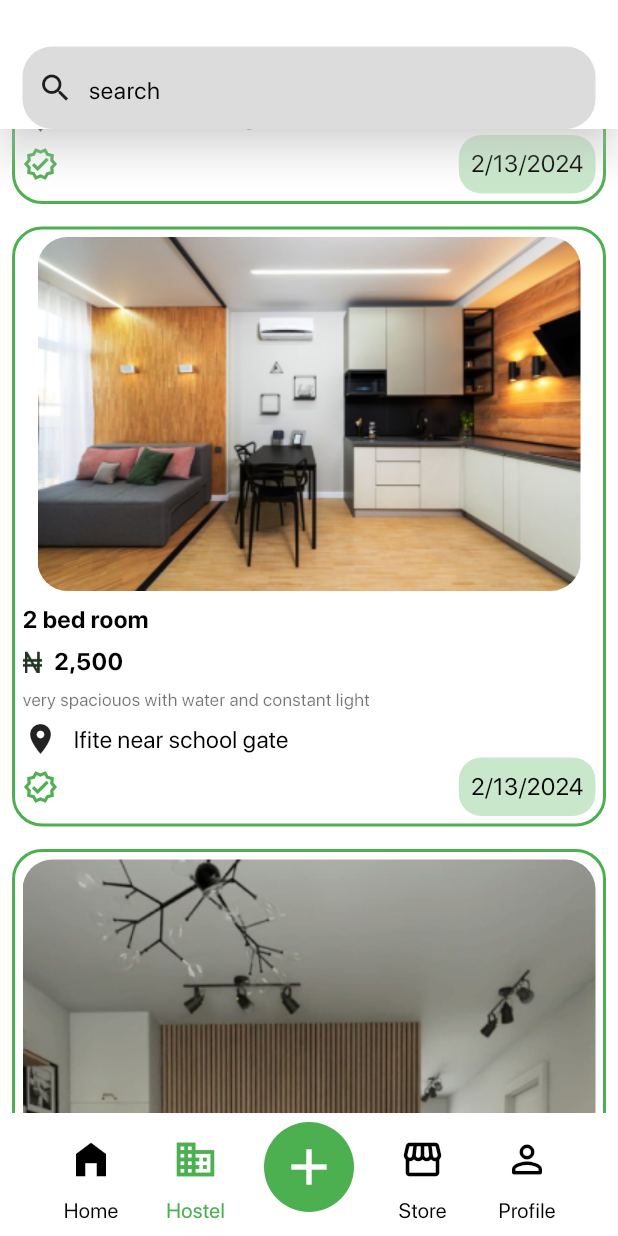
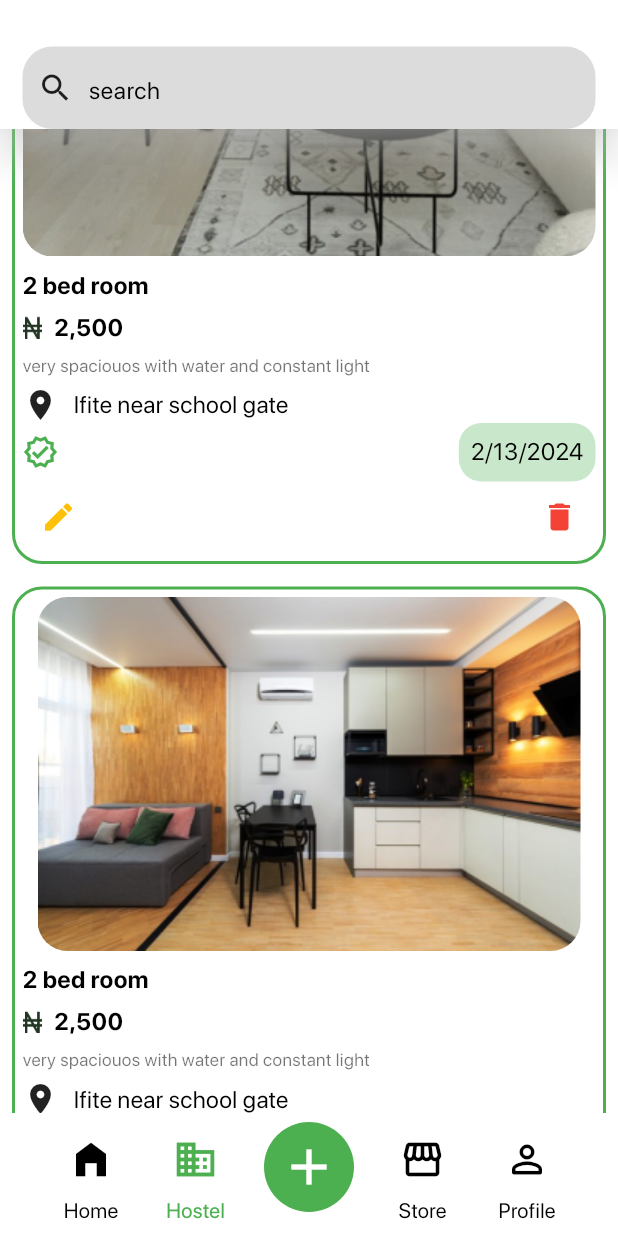
Before and after one commit to Gigatronhertz/market_place_2, a Flutter app: the hostelscreen screen opened directly, scrolled down 3456 dp, on a phone screen of 412 x 824 dp. Run offline on Flutter 3.47's test engine with Material 3 defaults, Android fonts, the phone set to English and light mode, and no system bars; our stand-ins replace carousel_slider, cloud_firestore, dropdown_button2, file_picker, flutter_chat_types, flutter_chat_ui and 5 more; accounts and stored records are empty; project files that could hold a hidden picture were left out.

Commit message:
edit and delete icons added

```diff
--- a/lib/screens/hostel_screens/hostel_scrren.dart
+++ b/lib/screens/hostel_screens/hostel_scrren.dart
@@ -259,6 +259,46 @@ class _hostelscreenState extends State<hostelscreen> {
                                         ),
                                       )
                                     ],
+                                  ),
+                                  ////////////////////////////////////////////////////////////////////////////////////////////////////////
+                                  ///
+                                  ///
+                                  ///
+                                  ///
+                                  ///
+                                  ///
+                                  ///
+                                  ///
+                                  ///
+                                  ///
+                                  ///
+                                  //////////////tawo heres the code ////////////////////////////////////////////////////////////////////////////////////
+
+                                  Row(
+                                    children: [
+                                      Container(
+                                        //  decoration: BoxDecoration(color: Colors.black38),
+                                        child: IconButton(
+                                            onPressed: () {},
+                                            icon: Icon(
+                                              Icons.edit,
+                                              color: Colors.amber,
+                                            )),
+                                      ),
+                                      Expanded(
+                                          child: SizedBox(
+                                        width: 10,
+                                      )),
+                                      Container(
+                                        //  decoration: BoxDecoration(color: Colors.black38),
+                                        child: IconButton(
+                                            onPressed: () {},
+                                            icon: Icon(
+                                              Icons.delete,
+                                              color: Colors.red,
+                                            )),
+                                      ),
+                                    ],
                                   )
                                 ],
                               ),
```
